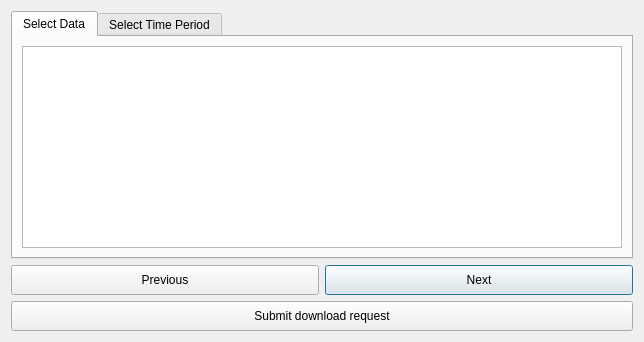
The window that LDMP/gui/DlgDownload.ui (ConservationInternational/trends.earth) describes before a commit, drawn with Qt 5.
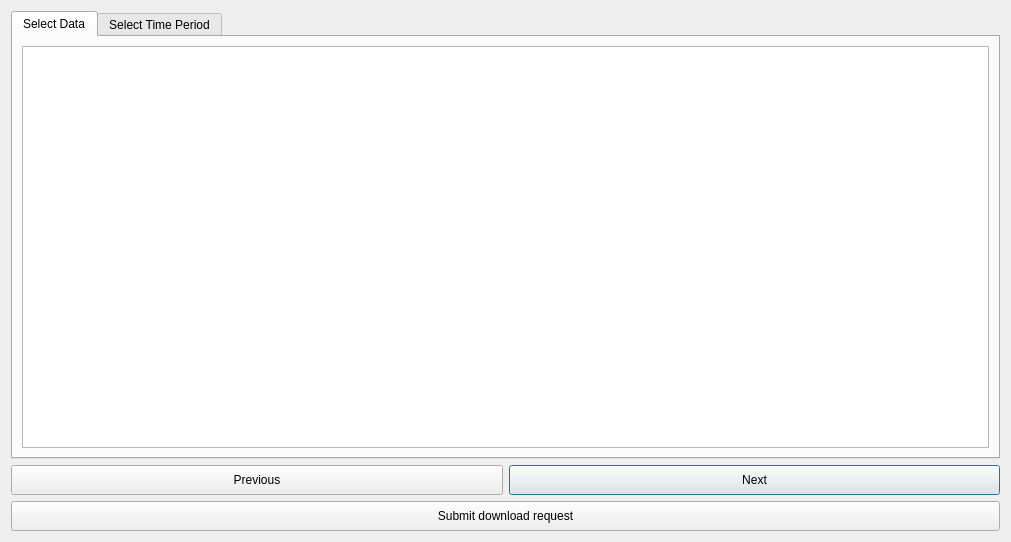
The same window after the commit.

Commit message: Fix download data not working by reconnecting the relevant signal (#475)

The edit to the form file:
```diff
--- a/LDMP/gui/DlgDownload.ui
+++ b/LDMP/gui/DlgDownload.ui
@@ -9,8 +9,8 @@
    <rect>
     <x>0</x>
     <y>0</y>
-    <width>642</width>
-    <height>337</height>
+    <width>1011</width>
+    <height>542</height>
    </rect>
   </property>
   <property name="sizePolicy">
```
The commit also changes 2 other files.
